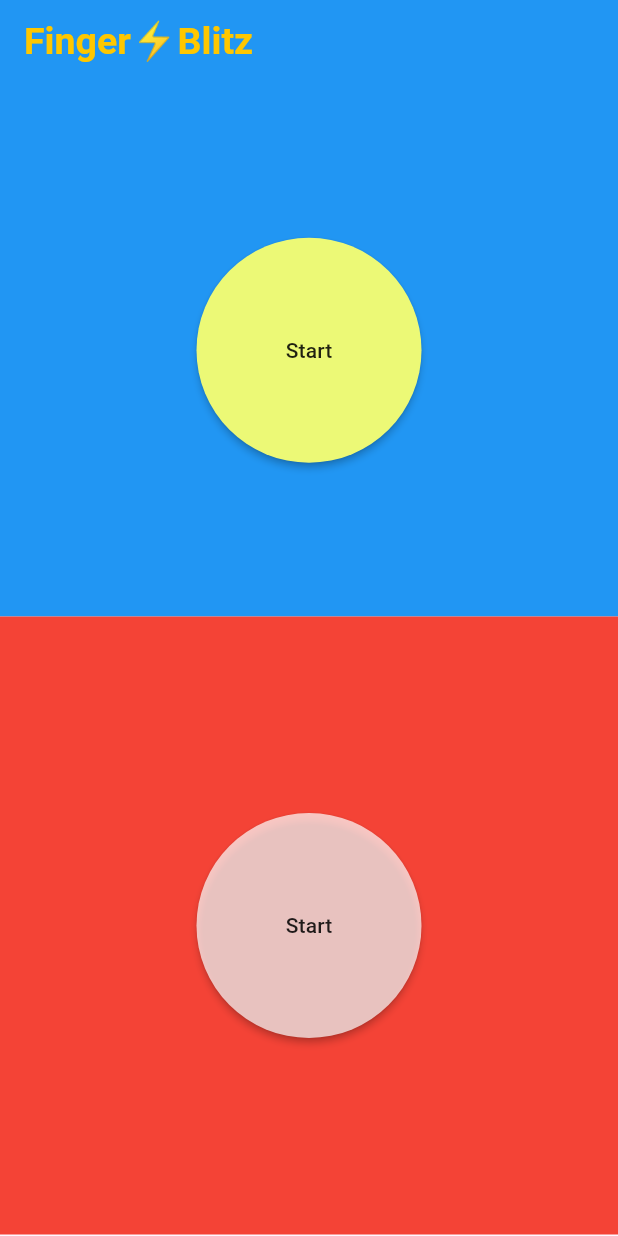
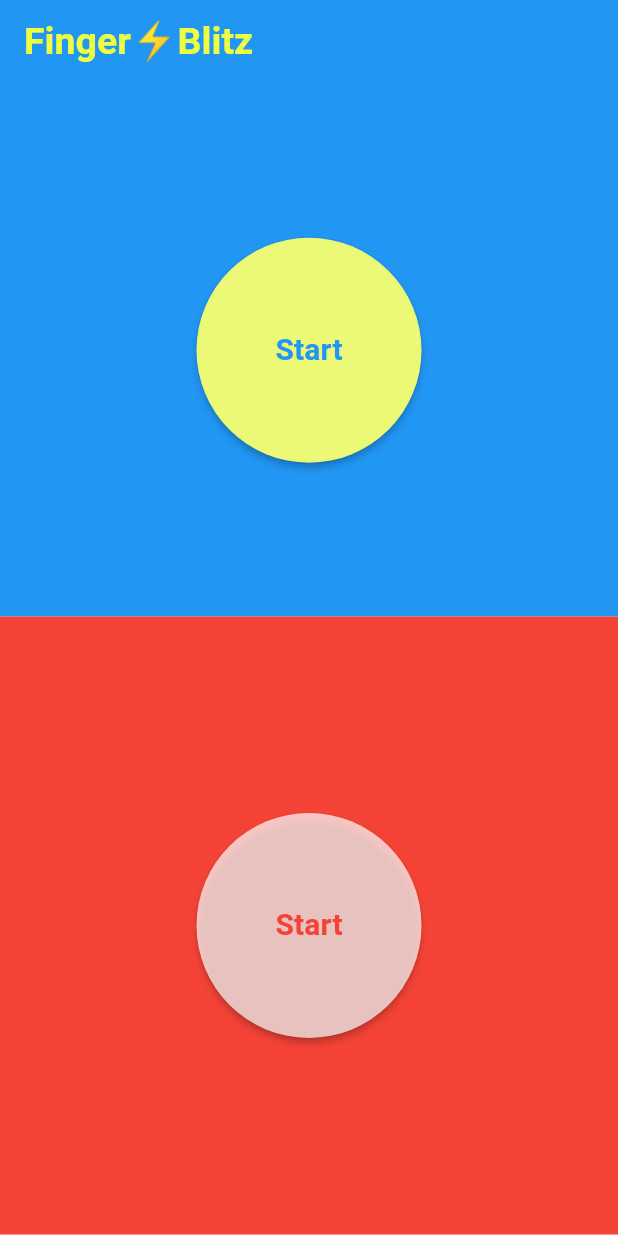
Before and after one commit to HariDharsaun/Finger_Blitz, a Flutter app: the screen it shows after launch, after a tap on "Start", on a phone screen of 412 x 824 dp. Run offline on Flutter 3.47's test engine with Material 3 defaults, Android fonts, the phone set to English and light mode, and no system bars.

Commit message:
version-1 completed

```diff
--- a/lib/main.dart
+++ b/lib/main.dart
@@ -103,7 +103,7 @@ class _HomePageState extends State<HomePage> {
     return Scaffold(
       appBar: AppBar(
         backgroundColor: Colors.blue,
-        title: SafeArea(child: Text("Finger⚡Blitz",style: TextStyle(fontSize: 25,fontWeight: FontWeight.w700,color: const Color.fromARGB(255, 254, 199, 0)),)),
+        title: SafeArea(child: Text("Finger⚡Blitz",style: TextStyle(fontSize: 25,fontWeight: FontWeight.w700,color: Colors.limeAccent),)),
       ),
       body: Column(
         children: [
@@ -132,7 +132,7 @@ class _HomePageState extends State<HomePage> {
                     );
                   }
                 },
-                child: const Text("Start"),
+                child: const Text("Start",style: TextStyle(color: Colors.blue,fontSize: 20,fontWeight: FontWeight.bold),),
                 color: button_color1,
                 shape: const CircleBorder(),
                 height: 150,
@@ -165,7 +165,7 @@ class _HomePageState extends State<HomePage> {
                     );
                   }
                 },
-                child: const Text("Start"),
+                child: const Text("Start",style: TextStyle(color: Colors.red,fontSize: 20,fontWeight: FontWeight.bold)),
                 color: button_color2,
                 shape: const CircleBorder(),
                 height: 150,
@@ -275,13 +275,25 @@ class TimerPage extends StatefulWidget{
 
 class _TimerPageState extends State<TimerPage> {
   int timeleft = 3;
-
+  Color bg = Colors.blueAccent;
   void initState(){
     Timer.periodic(Duration(seconds: 1), (timer){
       if(timeleft > 0)
       {
         setState(() {
           timeleft--;
+          if(timeleft == 2)
+          {
+            bg = Colors.red;
+          }
+          if(timeleft == 1)
+          {
+            bg = Colors.orangeAccent;
+          }
+          if(timeleft == 0)
+          {
+            bg = Colors.green;
+          }
         });
       }
       else{
@@ -293,12 +305,12 @@ class _TimerPageState extends State<TimerPage> {
   @override
   Widget build(BuildContext context) {
     return Scaffold(
-      backgroundColor: Colors.blueGrey,
+      backgroundColor: bg,
       body: Center(
         child: Column(
           mainAxisAlignment: MainAxisAlignment.center,
           children: [
-            Text(timeleft.toString(),style: TextStyle(color: Colors.white,fontSize: 100),),
+            Text((timeleft.toString()) == '0'?"Let's Battle":timeleft.toString(),style: TextStyle(color: Colors.white,fontSize: 60),),
           ],
         ),
       ),
--- a/pubspec.yaml
+++ b/pubspec.yaml
@@ -14,6 +14,12 @@ dev_dependencies:
   flutter_test:
     sdk: flutter
   flutter_lints: ^4.0.0
+  flutter_launcher_icons: ^0.14.3
+
+flutter_launcher_icons:
+  android: "launcher_icon"
+  ios: true
+  image_path: "assets/icon/fingerblitz_logo.jpg"
 
 flutter:
   uses-material-design: true
```
Also changed, not shown: assets/icon/fingerblitz_logo.jpg (added), pubspec.lock, 30 other files.
